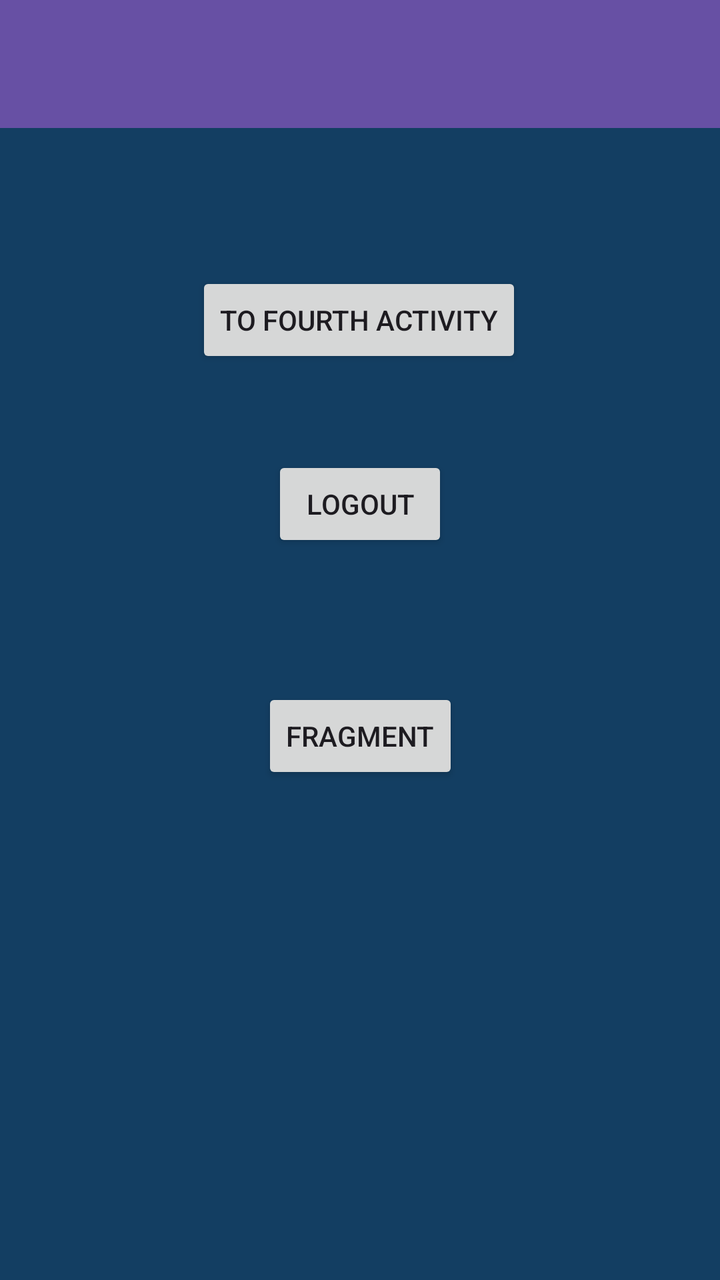
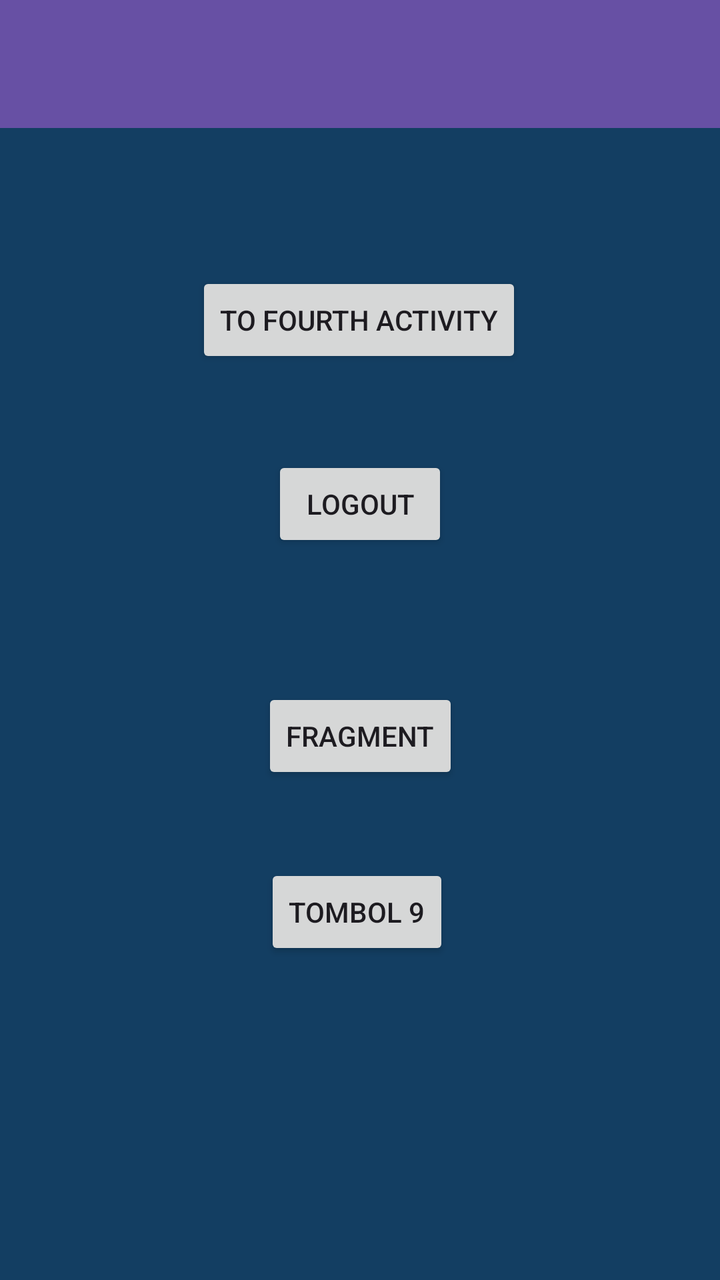

An Android layout rendered at two revisions. The XML below is the earlier revision; the diff shows what the commit changed to produce the second picture.
<!-- AndroidManifest.xml: application theme Theme.AppAsikk -->
<!-- res/layout/fragment_home.xml -->
<?xml version="1.0" encoding="utf-8"?>
<androidx.constraintlayout.widget.ConstraintLayout xmlns:android="http://schemas.android.com/apk/res/android"
    xmlns:tools="http://schemas.android.com/tools"
    android:layout_width="match_parent"
    android:layout_height="match_parent"
    xmlns:app="http://schemas.android.com/apk/res-auto"
    android:background="#133E62"
    tools:context=".Home.HomeFragment">

    <androidx.appcompat.widget.Toolbar
        android:id="@+id/toolbar"
        android:layout_width="match_parent"
        android:layout_height="?attr/actionBarSize"
        android:background="?attr/colorPrimary"
        app:layout_constraintEnd_toEndOf="parent"
        app:layout_constraintStart_toStartOf="parent"
        app:layout_constraintTop_toTopOf="parent"
        app:layout_scrollFlags="scroll|enterAlways"
        app:subtitleTextColor="#EEEEEE"
        app:titleTextColor="@android:color/white" />
    

    <Button
        android:id="@+id/btnToFourth"
        android:layout_width="wrap_content"
        android:layout_height="wrap_content"
        android:layout_marginTop="136dp"
        android:text="To Fourth Activity"
        app:layout_constraintEnd_toEndOf="parent"
        app:layout_constraintHorizontal_bias="0.498"
        app:layout_constraintStart_toStartOf="parent"
        app:layout_constraintTop_toTopOf="parent" />

    <Button
        android:id="@+id/btnLogout"
        android:layout_width="wrap_content"
        android:layout_height="wrap_content"
        android:layout_marginTop="44dp"
        android:text="Logout"
        app:layout_constraintEnd_toEndOf="parent"
        app:layout_constraintStart_toStartOf="parent"
        app:layout_constraintTop_toBottomOf="@+id/btnToFourth" />

    <Button
        android:id="@+id/buttonFragment"
        android:layout_width="wrap_content"
        android:layout_height="wrap_content"
        android:layout_marginTop="68dp"
        android:text="fragment"
        app:layout_constraintEnd_toEndOf="parent"
        app:layout_constraintStart_toStartOf="parent"
        app:layout_constraintTop_toBottomOf="@+id/btnLogout" />
</androidx.constraintlayout.widget.ConstraintLayout>
<!-- resources referenced by this layout -->
<resources>
  <style name="Theme.AppAsikk" parent="Base.Theme.AppAsikk" />
  <style name="Base.Theme.AppAsikk" parent="Theme.Material3.DayNight.NoActionBar">
          
          
      </style>
</resources>

<!-- the commit's change to res/layout/fragment_home.xml (unified diff, before → after) -->
@@ -50,4 +50,15 @@
         app:layout_constraintEnd_toEndOf="parent"
         app:layout_constraintStart_toStartOf="parent"
         app:layout_constraintTop_toBottomOf="@+id/btnLogout" />
+
+    <Button
+        android:id="@+id/button9"
+        android:layout_width="wrap_content"
+        android:layout_height="wrap_content"
+        android:layout_marginTop="40dp"
+        android:text="tombol 9"
+        app:layout_constraintEnd_toEndOf="parent"
+        app:layout_constraintHorizontal_bias="0.495"
+        app:layout_constraintStart_toStartOf="parent"
+        app:layout_constraintTop_toBottomOf="@+id/buttonFragment" />
 </androidx.constraintlayout.widget.ConstraintLayout>
